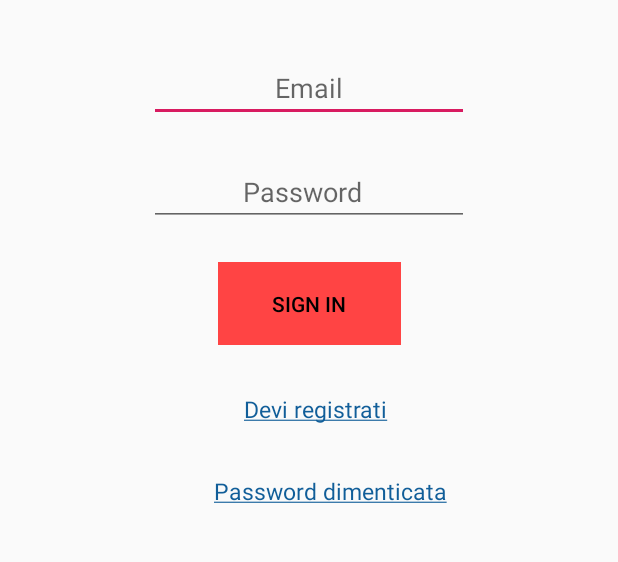
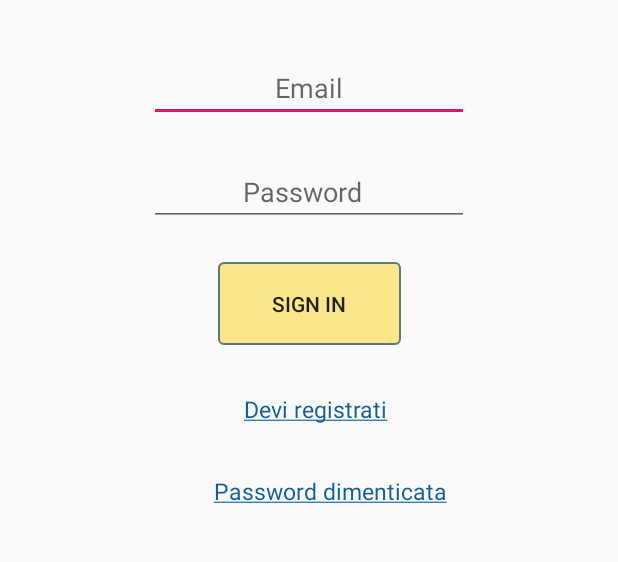
Before and after one commit to itsar19-20/bfast, an Android app: the screen it shows after launch (MainActivity), on a phone screen of 412 x 824 dp, the part 389-951 px from its top. Run offline under Robolectric (Android 15) with nearby library versions, the phone set to English and light mode, and no system bars.

Commit message:
Design android(utente)

```diff
--- a/Progetto colazioni/Programma/Android/app/src/main/java/com/ifts/bfastutente/MainActivity.java
+++ b/Progetto colazioni/Programma/Android/app/src/main/java/com/ifts/bfastutente/MainActivity.java
@@ -2,9 +2,10 @@ package com.ifts.bfastutente;
 
 import androidx.appcompat.app.AppCompatActivity;
 
-import android.graphics.BitmapFactory;
 import android.os.Bundle;
-import android.widget.ImageView;
+import android.view.View;
+import android.widget.*;
+
 
 public class MainActivity extends AppCompatActivity {
 
@@ -12,5 +13,12 @@ public class MainActivity extends AppCompatActivity {
     protected void onCreate(Bundle savedInstanceState) {
         super.onCreate(savedInstanceState);
         setContentView(R.layout.activity_main);
+        TextView tv = findViewById(R.id.textView2);
+        tv.setOnClickListener(new View.OnClickListener() {
+            @Override
+            public void onClick(View v) {
+                setContentView(R.layout.activity_registrazione);
+            }
+        });
     }
 }
--- /dev/null
+++ b/Progetto colazioni/Programma/Android/app/src/main/res/drawable/mybutton.xml
@@ -0,0 +1,24 @@
+<?xml version="1.0" encoding="utf-8"?>
+<selector xmlns:android="http://schemas.android.com/apk/res/android" >
+    <item android:state_pressed="true" >
+        <shape android:shape="rectangle"  >
+            <corners android:radius="3dip" />
+            <stroke android:width="1dip" android:color="#5e7974" />
+            <gradient android:angle="-90" android:startColor="#fce68b" android:endColor="#fce68b"  />
+        </shape>
+    </item>
+    <item android:state_focused="true">
+        <shape android:shape="rectangle"  >
+            <corners android:radius="3dip" />
+            <stroke android:width="1dip" android:color="#5e7974" />
+            <solid android:color="#58857e"/>
+        </shape>
+    </item>
+    <item >
+        <shape android:shape="rectangle"  >
+            <corners android:radius="3dip" />
+            <stroke android:width="1dip" android:color="#5e7974" />
+            <gradient android:angle="-90" android:startColor="#fce68b" android:endColor="#fce68b" />
+        </shape>
+    </item>
+</selector>
--- a/Progetto colazioni/Programma/Android/app/src/main/res/layout/activity_main.xml
+++ b/Progetto colazioni/Programma/Android/app/src/main/res/layout/activity_main.xml
@@ -75,15 +75,14 @@
         app:layout_constraintTop_toBottomOf="@+id/editText2" />
 
     <Button
-        android:id="@+id/button"
+        android:id="@+id/login"
         style="@style/Widget.AppCompat.Button.Borderless"
         android:layout_width="122dp"
         android:layout_height="55dp"
         android:layout_marginTop="24dp"
-        android:background="@android:color/holo_red_light"
+        android:background="@drawable/mybutton"
         android:shadowRadius="@android:integer/config_shortAnimTime"
         android:text="@string/button"
-        android:textColor="@android:color/black"
         app:layout_constraintEnd_toEndOf="parent"
         app:layout_constraintStart_toStartOf="parent"
         app:layout_constraintTop_toBottomOf="@+id/editText3"
@@ -95,12 +94,14 @@
         android:layout_height="25dp"
         android:layout_marginTop="32dp"
         android:text="@string/devi_registrati"
+        android:onClick="onClick"
+        android:clickable="true"
         android:textColor="#115E99"
         android:textColorLink="#115E99"
         android:textSize="15sp"
         app:layout_constraintEnd_toEndOf="parent"
         app:layout_constraintHorizontal_bias="0.545"
         app:layout_constraintStart_toStartOf="parent"
-        app:layout_constraintTop_toBottomOf="@+id/button" />
+        app:layout_constraintTop_toBottomOf="@+id/login" />
 
 </androidx.constraintlayout.widget.ConstraintLayout>
--- a/Progetto colazioni/Programma/Android/app/src/main/res/values/strings.xml
+++ b/Progetto colazioni/Programma/Android/app/src/main/res/values/strings.xml
@@ -5,4 +5,10 @@
     <string name="button">Sign In</string>
     <string name="devi_registrati"><u>Devi registrati</u></string>
     <string name="todo">TODO</string>
+    <string name="email">Email</string>
+    <string name="password">Password</string>
+    <string name="conferma_password">Conferma Password</string>
+    <string name="nome">Nome</string>
+    <string name="cognome">Cognome</string>
+    <string name="data_di_nascita">Data di nascita</string>
 </resources>
```
Also changed, not shown: Progetto colazioni/Programma/Android/app/src/main/res/layout/activity_registrazione.xml (added, +135 -0 lines), 1 other file.
